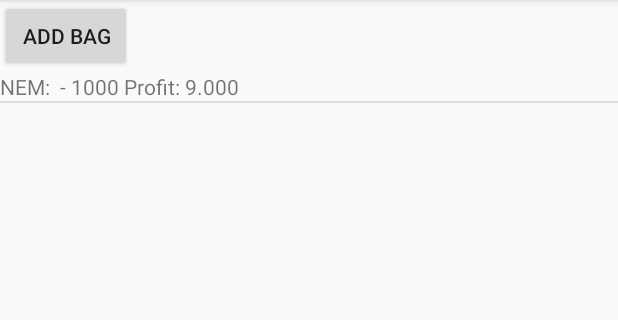
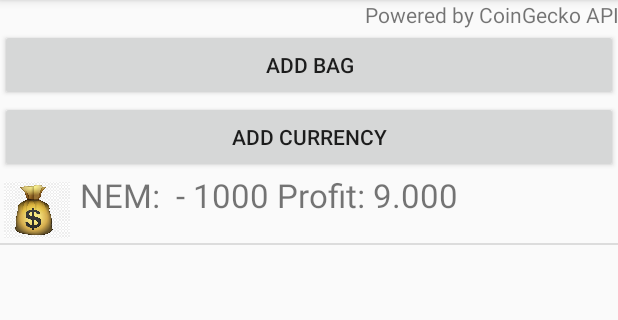
Before and after one commit to tontsa74/CryptoBag, an Android app: the screen it shows after launch (MainActivity), on a phone screen of 412 x 824 dp, the part 84-404 px from its top. Run offline under Robolectric (Android 15) with nearby library versions, the phone set to English and light mode, and no system bars.

Commit message:
add fetch currencies CoinGecho API

```diff
--- a/app/src/main/AndroidManifest.xml
+++ b/app/src/main/AndroidManifest.xml
@@ -2,6 +2,7 @@
 <manifest xmlns:android="http://schemas.android.com/apk/res/android"
     package="fi.tuni.cryptobag">
 
+    <uses-permission android:name="android.permission.INTERNET"/>
     <application
         android:allowBackup="true"
         android:icon="@mipmap/ic_launcher"
--- a/app/src/main/res/layout/activity_main.xml
+++ b/app/src/main/res/layout/activity_main.xml
@@ -7,11 +7,23 @@
     android:orientation="vertical"
     tools:context=".MainActivity">
 
+    <TextView
+        android:layout_width="match_parent"
+        android:layout_height="wrap_content"
+        android:text="Powered by CoinGecko API"
+        android:textAlignment="viewEnd"/>
+
     <Button
-        android:layout_width="wrap_content"
+        android:layout_width="match_parent"
         android:layout_height="wrap_content"
         android:text="add bag"
         android:onClick="addBag"/>
+
+    <Button
+        android:layout_width="match_parent"
+        android:layout_height="wrap_content"
+        android:text="add currency"
+        android:onClick="addCurrency"/>
 
     <ListView
         android:id="@+id/bagsListView"
--- a/app/src/main/res/layout/bag_item.xml
+++ b/app/src/main/res/layout/bag_item.xml
@@ -1,12 +1,22 @@
 <?xml version="1.0" encoding="utf-8"?>
 <LinearLayout xmlns:android="http://schemas.android.com/apk/res/android"
-    android:orientation="vertical"
     android:layout_width="match_parent"
     android:layout_height="match_parent">
+
+    <ImageView
+        android:id="@+id/icon"
+        android:layout_width="66px"
+        android:layout_height="66px"
+        android:layout_marginLeft="4px"
+        android:layout_marginRight="10px"
+        android:layout_marginTop="4px"
+        android:src="@drawable/bag" >
+    </ImageView>
 
     <TextView
         android:id="@+id/bagItemTextView"
         android:layout_width="wrap_content"
-        android:layout_height="wrap_content" />
+        android:layout_height="wrap_content"
+        android:textSize="22sp"/>
 
 </LinearLayout>
```
Also changed, not shown: app/src/main/java/fi/tuni/cryptobag/AddCurrency.java (+136 -0 lines), app/src/main/java/fi/tuni/cryptobag/MainActivity.java (+17 -3 lines), app/src/main/res/drawable/bag.png (added).
